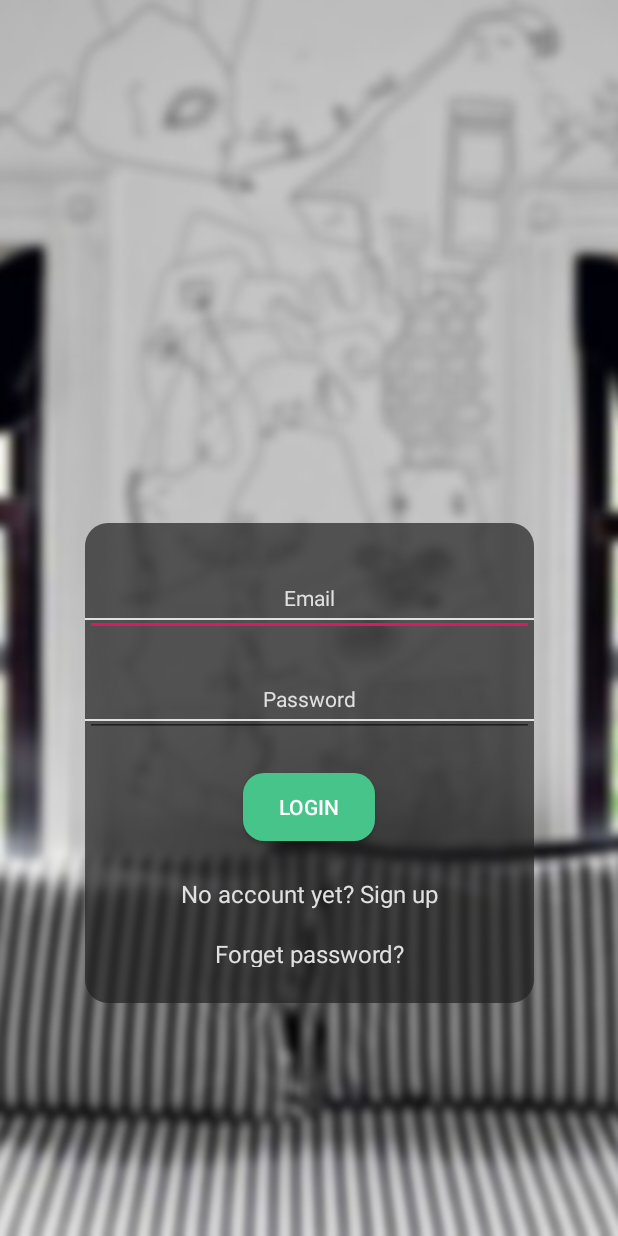
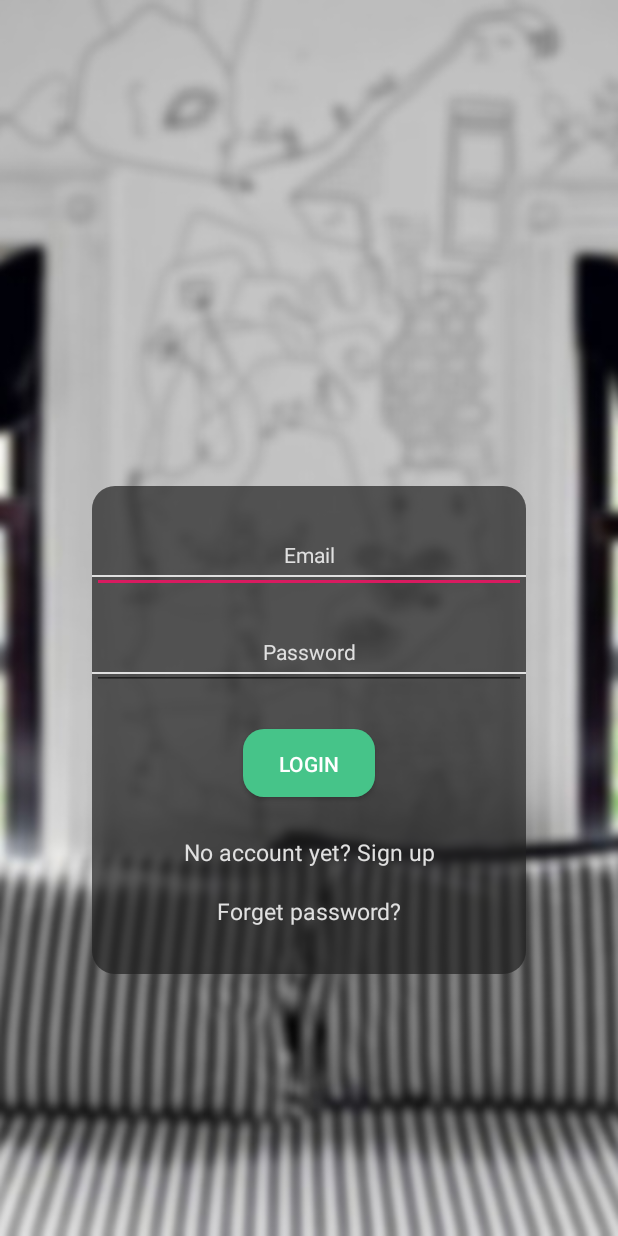
Before and after one commit to mahmoudalee/PARADOW, an Android app: the LoginActivity screen opened directly, with no data from a screen before it, on a phone screen of 412 x 824 dp. Run offline under Robolectric (Android 15) with nearby library versions, the phone set to English and light mode, and no system bars; our stand-ins replace sdp/ssp sizes.

Commit message:
API Updates

```diff
--- a/app/build.gradle
+++ b/app/build.gradle
@@ -73,4 +73,6 @@ dependencies {
     implementation "com.google.ar.sceneform.ux:sceneform-ux:1.12.0"
     implementation 'com.google.ar:core:1.17.0'
 
+    implementation 'com.intuit.sdp:sdp-android:1.0.6'
+
 }
--- a/app/src/main/java/com/example/artbot/AR_Activity.java
+++ b/app/src/main/java/com/example/artbot/AR_Activity.java
@@ -31,6 +31,7 @@ public class AR_Activity extends AppCompatActivity {
 
     ArFragment arFragment;
     String image;
+    boolean flag;
 
     @Override
     protected void onCreate(Bundle savedInstanceState) {
@@ -41,15 +42,17 @@ public class AR_Activity extends AppCompatActivity {
         arFragment = (ArFragment) getSupportFragmentManager().findFragmentById(R.id.sceneform_fragment);
         Intent intent = getIntent();
         image = intent.getStringExtra("image");
-
+        flag = true;
 
         arFragment.setOnTapArPlaneListener(new BaseArFragment.OnTapArPlaneListener() {
             @Override
             public void onTapPlane(HitResult hitResult, Plane plane, MotionEvent motionEvent) {
-                Toast.makeText(getApplication(),"clicked",Toast.LENGTH_LONG).show();
-
-                Anchor anchor = hitResult.createAnchor();
-                addNodeToScene(arFragment, anchor);
+                Toast.makeText(getApplication(), "clicked", Toast.LENGTH_LONG).show();
+                if (flag){
+                    Anchor anchor = hitResult.createAnchor();
+                    addNodeToScene(arFragment, anchor);
+                    flag = false;
+                }
             }
         });
 
--- a/app/src/main/java/com/example/artbot/utils/Links.java
+++ b/app/src/main/java/com/example/artbot/utils/Links.java
@@ -11,8 +11,8 @@ import retrofit2.Callback;
 import retrofit2.Response;
 
 public class Links {
-    public static final String IMAGE_BASE_URL = "http://paradowm.000webhostapp.com/images/";
-    public static final String BASE_URL = "http://paradowm.000webhostapp.com";
+    public static final String IMAGE_BASE_URL = "http://myportfolio20.000webhostapp.com/images/";
+    public static final String BASE_URL = "http://myportfolio20.000webhostapp.com/";
 
 
     public static void calImageView(Long id) {
--- a/app/src/main/res/layout/activity_login.xml
+++ b/app/src/main/res/layout/activity_login.xml
@@ -9,32 +9,26 @@
 
 
     <RelativeLayout
-        android:layout_width="339dp"
-        android:layout_height="320dp"
+        android:layout_width="@dimen/_250sdp"
+        android:layout_height="@dimen/_250sdp"
         android:layout_centerInParent="true"
-        android:layout_marginStart="40dp"
-        android:layout_marginLeft="40dp"
-        android:layout_marginTop="3dp"
-        android:layout_marginEnd="40dp"
-        android:layout_marginRight="40dp"
-        android:layout_marginBottom="2dp"
 
         android:orientation="vertical"
-        android:paddingLeft="20dp"
-        android:paddingRight="20dp"
+        android:paddingLeft="@dimen/_14sdp"
+        android:paddingRight="@dimen/_14sdp"
         app:layout_constraintBottom_toBottomOf="parent"
         app:layout_constraintEnd_toEndOf="parent"
         app:layout_constraintStart_toStartOf="parent"
         app:layout_constraintTop_toTopOf="parent"
-        app:layout_constraintVertical_bias="0.693">
+        app:layout_constraintVertical_bias="0.65">
 
         <ImageView
             android:layout_width="match_parent"
             android:layout_height="match_parent"
             android:alpha=".7"
             android:background="@drawable/log_bg_color" />
+
         <!-- User name Label -->
-
         <!--        <com.google.android.material.textfield.TextInputLayout-->
         <!--            android:layout_width="match_parent"-->
         <!--            android:layout_height="wrap_content">-->
@@ -48,13 +42,13 @@
                 android:id="@+id/input_email"
                 style="@style/ETStyle"
                 android:layout_width="match_parent"
-                android:layout_height="45dp"
-                android:layout_marginTop="30dp"
-                android:layout_marginBottom="22dp"
+                android:layout_height="@dimen/_35sdp"
+                android:layout_marginTop="@dimen/_20sdp"
+                android:layout_marginBottom="@dimen/_15sdp"
+                android:autofillHints=""
                 android:gravity="center"
                 android:hint="Email"
-                android:singleLine="true"
-                android:autofillHints="" />
+                android:singleLine="true" />
             <!--        </com.google.android.material.textfield.TextInputLayout>-->
 
             <!-- Password Label -->
@@ -62,7 +56,7 @@
                 android:id="@+id/input_password"
                 style="@style/ETStyle"
                 android:layout_width="match_parent"
-                android:layout_height="45dp"
+                android:layout_height="@dimen/_35sdp"
                 android:autofillHints=""
                 android:gravity="center"
                 android:hint="Password"
@@ -71,14 +65,14 @@
             <Button
                 android:id="@+id/btn_login"
                 android:layout_width="wrap_content"
-                android:layout_height="45dp"
+                android:layout_height="@dimen/_35sdp"
                 android:layout_gravity="center"
-                android:layout_marginStart="50dp"
-                android:layout_marginTop="24dp"
-                android:layout_marginEnd="50dp"
-                android:layout_marginBottom="24dp"
+                android:layout_marginStart="@dimen/_50sdp"
+                android:layout_marginTop="@dimen/_20sdp"
+                android:layout_marginEnd="@dimen/_50sdp"
+                android:layout_marginBottom="@dimen/_20sdp"
                 android:background="@drawable/log_btn"
-                android:padding="12dp"
+                android:padding="@dimen/_10sdp"
                 android:text="Login"
                 android:textColor="@color/white" />
 
@@ -90,17 +84,17 @@
                 android:gravity="center"
                 android:text="No account yet? Sign up"
                 android:textColor="@color/txt"
-                android:textSize="16dip" />
+                android:textSize="@dimen/_12sdp" />
 
             <TextView
                 android:id="@+id/link_forget"
                 android:layout_width="fill_parent"
                 android:layout_height="wrap_content"
-                android:layout_marginBottom="24dp"
+                android:layout_marginBottom="20dp"
                 android:gravity="center"
                 android:text="Forget password?"
                 android:textColor="@color/txt"
-                android:textSize="16dip" />
+                android:textSize="@dimen/_12sdp" />
 
         </LinearLayout>
     </RelativeLayout>
```
